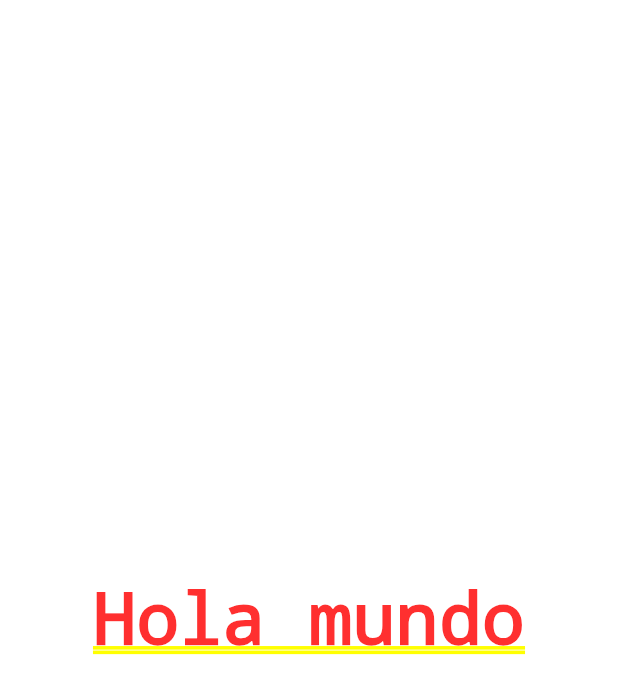
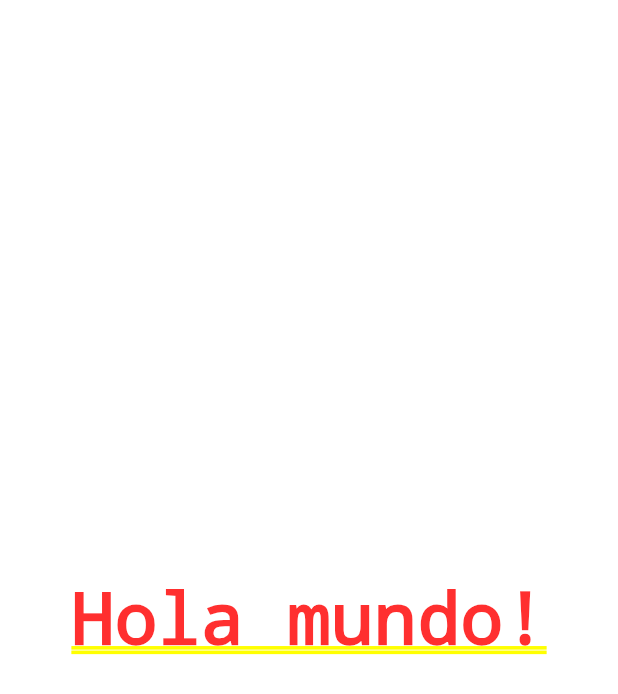
Before and after one commit to AlexDomm2020/contador, a Flutter app: the screen it shows after launch, on a phone screen of 412 x 824 dp. Shown: the top 694 px of the screen. Run offline on Flutter 3.47's test engine with Material 2 defaults, Android fonts, the phone set to English and light mode, and no system bars.

Commit message:
Se añadio la carpeta src para separar el main

```diff
--- a/lib/main.dart
+++ b/lib/main.dart
@@ -1,15 +1,8 @@
 import 'package:flutter/material.dart';
 
+// Our imports
+import 'src/app.dart';
+
 void main() {
-  runApp(new MyApp());
+  runApp(MyApp());
 }
-
-class MyApp extends StatelessWidget {
-  @override
-  Widget build(context) {
-    return MaterialApp(
-        home: Center(
-      child: Text('Hola mundo'),
-    ));
-  }
-}
--- /dev/null
+++ b/lib/src/app.dart
@@ -0,0 +1,11 @@
+import 'package:flutter/material.dart';
+
+class MyApp extends StatelessWidget {
+  @override
+  Widget build(context) {
+    return MaterialApp(
+        home: Center(
+      child: Text('Hola mundo!'),
+    ));
+  }
+}
```
